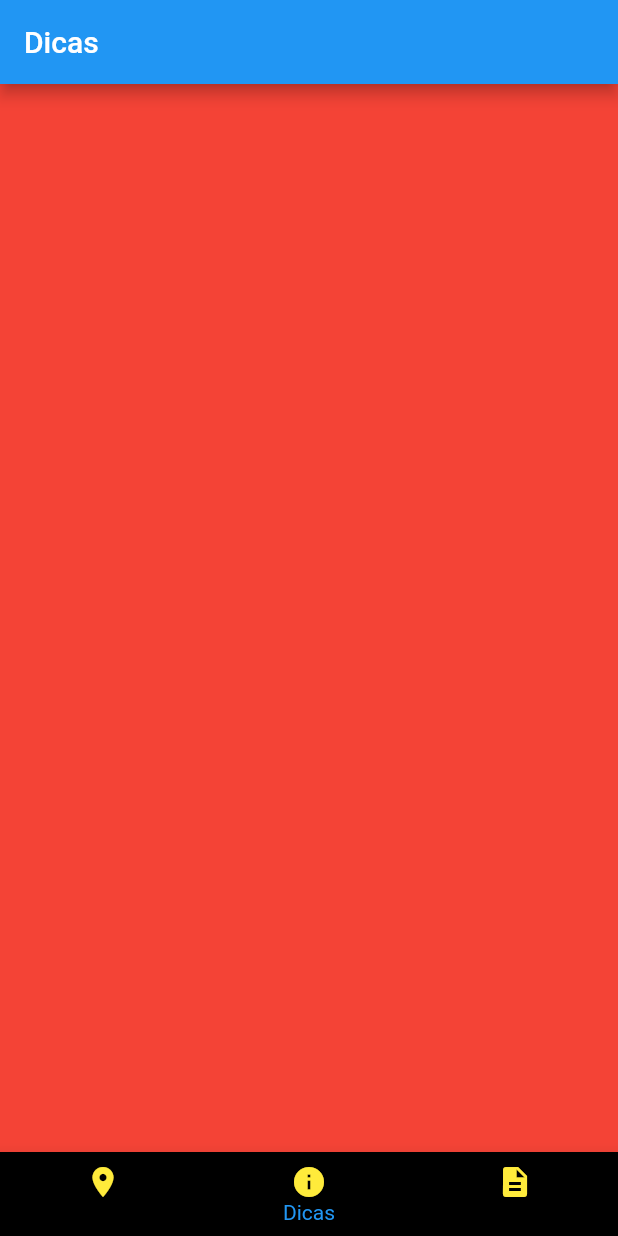
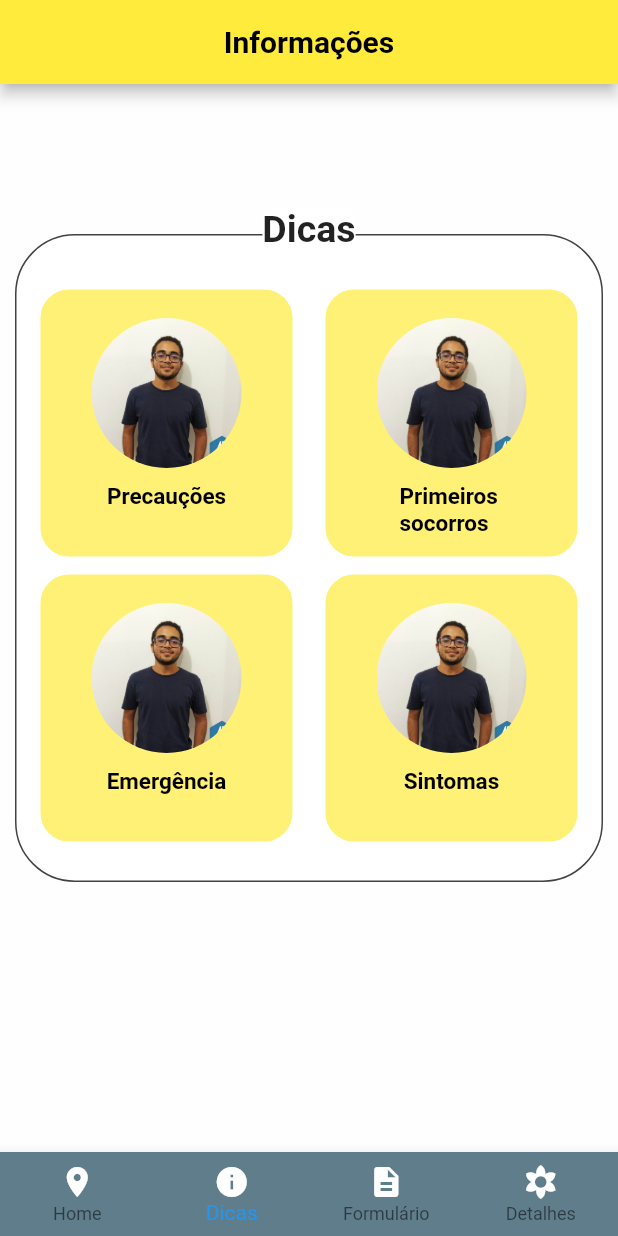
Before and after one commit to gustavo003/Barbeiro, a Flutter app: the screen it shows after launch, item 2 of the bottom bar chosen, on a phone screen of 412 x 824 dp. Run offline on Flutter 3.47's test engine with Material 2 defaults, Android fonts, the phone set to English and light mode, and no system bars.

Commit message:
incio tela de dicas

```diff
--- a/lib/pages/Dicas.dart
+++ b/lib/pages/Dicas.dart
@@ -3,16 +3,184 @@ import 'package:flutter/material.dart';
 class Dicas extends StatelessWidget {
   @override
   Widget build(BuildContext context) {
-
-
     return Scaffold(
-      appBar: AppBar(
-        title: Text("Dicas"),
-      ),
-      body:Container(
-        color: Colors.red,
-      ),
+        appBar: AppBar(
+          backgroundColor: Colors.yellow,
+          title: Text("Informações", style: TextStyle(
+            color: Colors.black,
+            fontWeight: FontWeight.bold
+          ),),
+          centerTitle: true,
+        ),
+        body: Body()
     )
     ;
   }
+
+
+
+  Body(){
+
+      return Container(
+
+        decoration: BoxDecoration(
+         color: Colors.white70
+,
+        ),
+        child: Center(
+
+          child: Column(
+            children: <Widget>[
+
+              Stack(
+                children: <Widget>[
+                   Container(
+        margin: EdgeInsets.only(top:100, left: 10, right: 10),
+
+decoration: BoxDecoration(
+  gradient: LinearGradient(
+      begin: Alignment.topLeft,
+      end: Alignment.bottomRight,
+      colors: [Colors.white, Colors.white]
+  ),
+
+  borderRadius: BorderRadius.circular(40),
+  border: Border.all(color: Colors.grey[800])
+
+),
+
+                      child: Column(
+                        children: <Widget>[
+                          Row(
+                            mainAxisAlignment: MainAxisAlignment.center,
+                            children: <Widget>[
+                              Elemento('images/pedrinho.jpg', "Precauções", x:1),
+                              Elemento('images/pedrinho.jpg', "Primeiros \nsocorros", x:1),
+                            ],
+                          ),  Row(
+                            mainAxisAlignment: MainAxisAlignment.center,
+                            children: <Widget>[
+                              Elemento('images/pedrinho.jpg', "Emergência"),
+                              Elemento('images/pedrinho.jpg', "Sintomas"),
+                            ],
+
+                          ),
+                        ],
+                      )
+                    ),
+
+                  Row(
+                    mainAxisAlignment: MainAxisAlignment.center,
+                    children: <Widget>[
+                      Container(
+
+                          decoration: BoxDecoration(
+
+                              color: Colors.white,
+                            borderRadius: BorderRadius.circular(10)
+                          ),
+                          margin: EdgeInsets.only(top:82),
+                          child: Text('Dicas', style: TextStyle(fontSize: 25
+
+                              ,fontWeight: FontWeight.bold
+                          ),)),
+                    ],
+                  ),
+
+                ],
+              ),
+
+            ],
+          ),
+        ),
+      );
+
+  }
+
+
+  Componente(icone, texto){
+   return Container(
+      width: 150,
+     color: Colors.yellow[300],
+
+     height:120,
+      margin: EdgeInsets.only(left:5, right: 5, top:20, bottom: 15),
+      padding: EdgeInsets.all(15),
+
+     child: Column(
+       crossAxisAlignment: CrossAxisAlignment.center,
+      children: <Widget>[
+        Container(
+            height: 200,
+            child:
+
+        Image.asset('images/pedrinho.jpg', width: 200, height: 200,)),
+        SizedBox(
+          height: 12,
+        ),
+        Text(texto, style: TextStyle(
+          fontSize: 13
+        ),)
+      ],
+     ),
+    );
+  }
+
+  Elemento(imagem, String cont, {x}){
+
+      return Container(
+
+        margin: EdgeInsets.only(left:10, right:10, top:x==null?0:35, bottom: x==null?25:10)
+        ,
+        padding: EdgeInsets.only(top:19),
+        height: 180,
+
+        width: 170,
+        decoration: BoxDecoration(
+borderRadius: BorderRadius.circular(20),
+            color: Colors.yellow[300],
+            border: Border.all(color: Colors.white)
+        ),
+
+        child: Column(
+          children: <Widget>[
+          Container(
+            width: 100,
+            height: 100,
+        decoration: BoxDecoration(
+              shape: BoxShape.circle,
+              image: DecorationImage(
+                fit: BoxFit.fill,
+                image: AssetImage(imagem)
+              )
+            ),
+          ),
+            SizedBox(
+              height: 10,
+            ),
+            Center(
+              child: Text(cont, style: TextStyle(
+                color: Colors.black,
+                fontWeight: FontWeight.bold,
+                fontSize: 15
+              ),),
+            )
+          ],
+        ),
+      );
+
+  }
+
+
 }
+
+
+class CenterHorizontal extends StatelessWidget {
+
+  CenterHorizontal(this.child);
+  final Widget child;
+
+  @override
+  Widget build(BuildContext context) =>
+      Row(mainAxisAlignment: MainAxisAlignment.center,children: [child]);
+}
--- /dev/null
+++ b/lib/pages/Formulario.dart
@@ -0,0 +1,18 @@
+import 'package:flutter/material.dart';
+
+class Formulario extends StatelessWidget {
+  @override
+  Widget build(BuildContext context) {
+
+
+    return Scaffold(
+      appBar: AppBar(
+        title: Text("Formulario"),
+      ),
+      body:Container(
+        color: Colors.red,
+      ),
+    )
+    ;
+  }
+}
--- a/lib/pages/Home.dart
+++ b/lib/pages/Home.dart
@@ -1,4 +1,5 @@
 
+import 'package:barbeiro/pages/Formulario.dart';
 import 'package:flutter/cupertino.dart';
 import 'package:flutter/material.dart';
 import './Dicas.dart';
@@ -22,7 +23,8 @@ class _HomeState extends State<Home> {
    children = [
      Mapa(),
   Dicas(),
-     Detalhes()
+     Detalhes(),
+     Formulario(),
    ];
   }
 
@@ -31,7 +33,8 @@ class _HomeState extends State<Home> {
     return Scaffold(
 
       bottomNavigationBar: BottomNavigationBar(
-        backgroundColor: Colors.black,
+        type: BottomNavigationBarType.fixed,
+backgroundColor: Colors.blueGrey,
         currentIndex: index,
         onTap: (x){
           setState(() {
@@ -41,26 +44,38 @@ class _HomeState extends State<Home> {
         items:[
 
           BottomNavigationBarItem(
-
-            icon: new Icon(Icons.location_on, color: Colors.yellow),
+            icon: new Icon(Icons.location_on, color: Colors.white),
             title: new Text('Home', style: TextStyle(
-              color: Colors.yellow
+                color: Colors.white
             ),),
 
           ),
           BottomNavigationBarItem(
-            icon: new Icon(Icons.info, color: Colors.yellow),
+
+
+
+            icon: new Icon(Icons.info, color: Colors.white),
             title: new Text('Dicas', style: TextStyle(
-              color: Colors.yellow
+              color: Colors.white
+                  ,fontWeight: FontWeight.bold
             ),),
           ),
           BottomNavigationBarItem(
-            icon: new Icon(Icons.description, color: Colors.yellow,),
-            title: new Text('Detalhes', style: TextStyle(
-              color: Colors.yellow
+            icon: new Icon(Icons.description, color: Colors.white,),
+            title: new Text('Formulário', style: TextStyle(
+                color: Colors.white
             ),),
           ),
-        ]
+          BottomNavigationBarItem(
+
+
+            icon: new Icon(Icons.filter_vintage, color: Colors.white,),
+            title: new Text('Detalhes', style: TextStyle(
+              color: Colors.white
+            ),),
+          ),
+
+        ],
       ),
       body: children[index]
     );
--- a/pubspec.yaml
+++ b/pubspec.yaml
@@ -45,9 +45,9 @@ flutter:
   uses-material-design: true
 
   # To add assets to your application, add an assets section, like this:
-  # assets:
-  #   - images/a_dot_burr.jpeg
-  #   - images/a_dot_ham.jpeg
+  assets:
+    - images/
+
 
   # An image asset can refer to one or more resolution-specific "variants", see
   # https://flutter.dev/assets-and-images/#resolution-aware.
```
Also changed, not shown: images/pedrinho.jpg (added).
